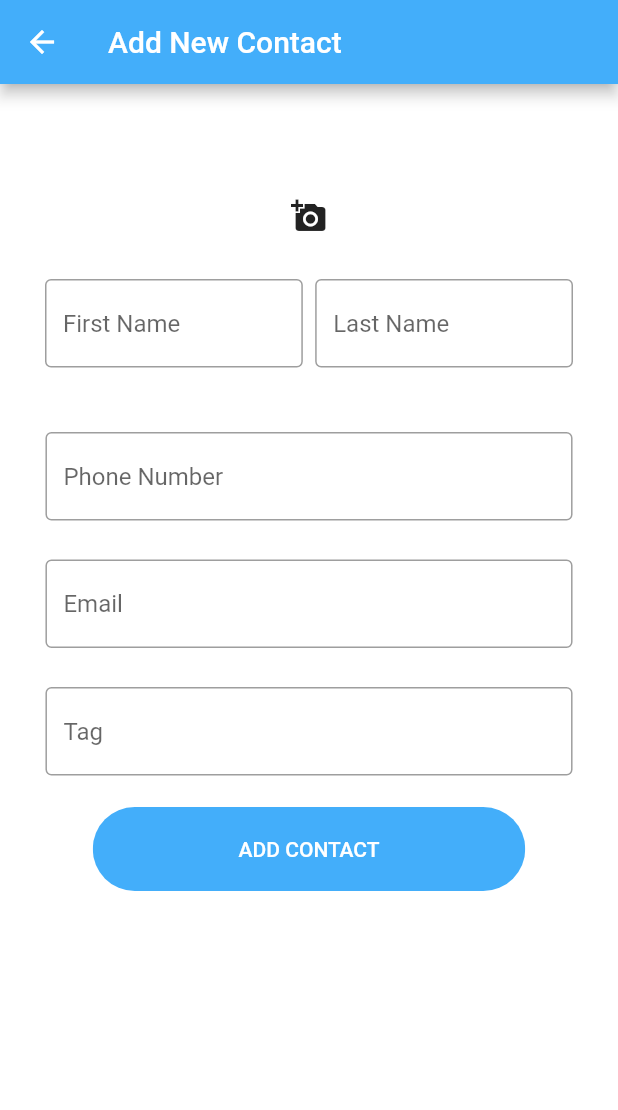
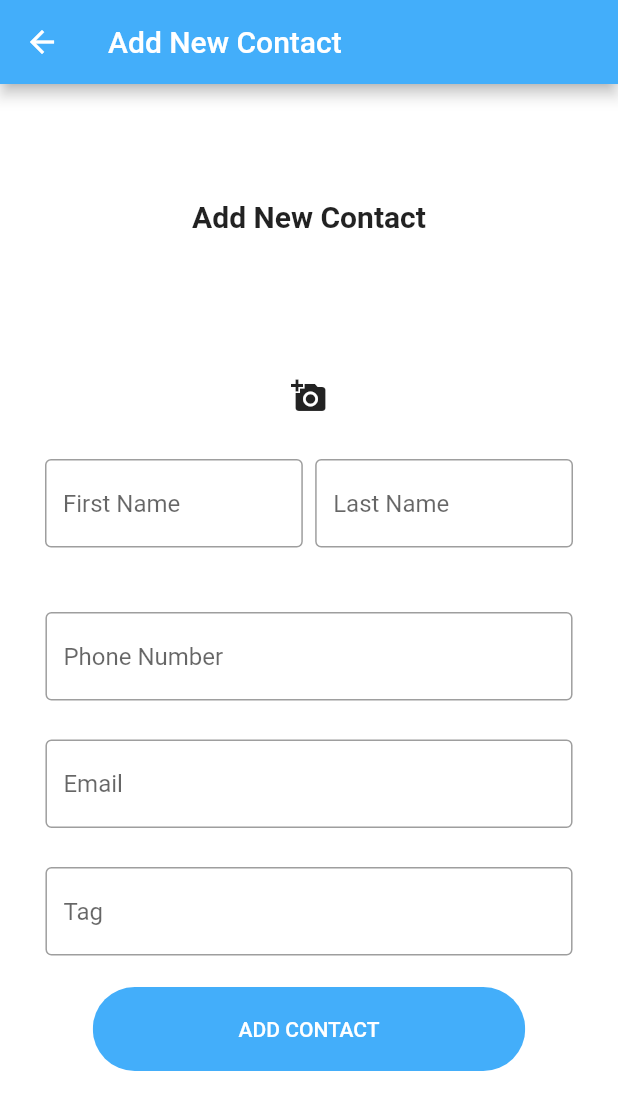
Before and after one commit to johnnyluong/circle, a Flutter app: the AddContact screen opened directly, on a phone screen of 412 x 824 dp. Shown: the top 1110 px of the screen. Run offline on Flutter 3.47's test engine with Material 2 defaults, Android fonts, the phone set to English and light mode, and no system bars; our stand-ins replace firebase_analytics, flutter_svg, image_picker; accounts and stored records are empty.

Commit message:
Merge Conflicts

```diff
--- a/lib/Screens/Home/add_contact.dart
+++ b/lib/Screens/Home/add_contact.dart
@@ -44,6 +44,18 @@ class AddContactState extends State<AddContact> {
       body: SingleChildScrollView(
         child: Column(
           children: <Widget>[
+            // Page description
+            Container(
+              height: 100,
+              alignment: Alignment.bottomCenter,
+              child: Text(
+                'Add New Contact',
+                textAlign: TextAlign.center,
+                style: TextStyle(fontSize: 20, fontWeight: FontWeight.bold),
+              ),
+            ),
+            // Space between description and image
+            Container(height: 20),
             // Upload image
             Container(
               height: 100,
```
Also changed, not shown: lib/constants.dart (line endings or trailing spaces), 1 other file.
